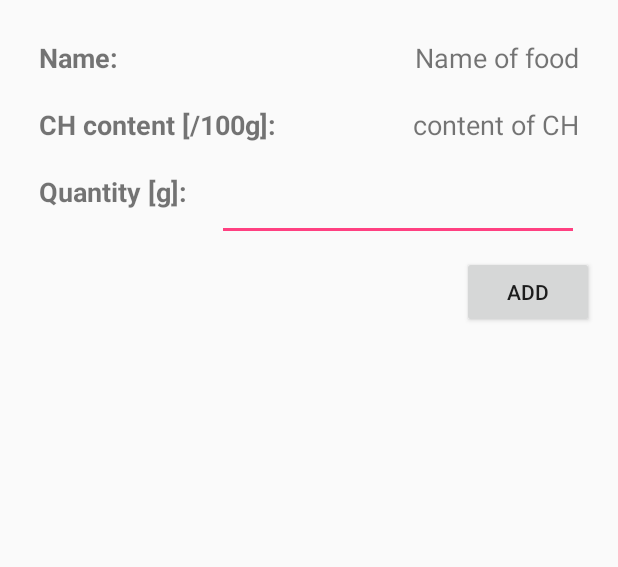
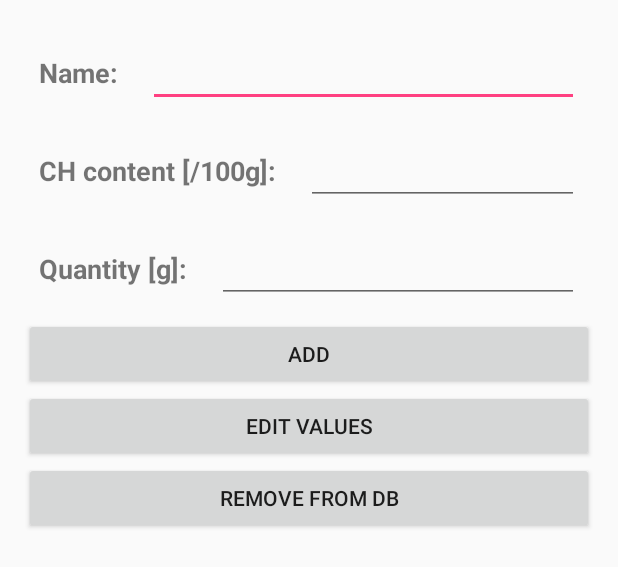
Before and after one commit to aowczarek/CHTrack, an Android app: the layout activity_details.xml on its own in the app's theme, with its tools: preview values and no code run, on a phone screen of 412 x 824 dp. Shown: the top 567 px of the screen. Run offline under Robolectric (Android 15) with nearby library versions, the phone set to English and light mode, and no system bars.

```diff
--- a/app/src/main/java/com/example/kilgore/chtrack/BarGraph.java
+++ b/app/src/main/java/com/example/kilgore/chtrack/BarGraph.java
@@ -79,7 +79,7 @@ public class BarGraph extends View {
             Float quantity = cursor.getFloat(cursor.getColumnIndex("quantity"));
             int hour = cursor.getInt(cursor.getColumnIndex("hour"));
 
-            values[hour] = quantity;
+            values[hour] += quantity;
 
             cursor.moveToNext();
         }
--- a/app/src/main/java/com/example/kilgore/chtrack/DBHandler.java
+++ b/app/src/main/java/com/example/kilgore/chtrack/DBHandler.java
@@ -83,7 +83,7 @@ public class DBHandler {
         SQLiteDatabase db = dbHelper.getReadableDatabase();
 
         Cursor cursor = db.rawQuery("SELECT strftime('%H', timestamp) as hour, quantity FROM " + TABLE_NAME_MEAL +
-                                    " WHERE timestamp > datetime('now', '-1 day')", null);
+                                    " WHERE timestamp > datetime('now', 'start of day')", null);
 
         cursor.moveToFirst();
 
--- a/app/src/main/java/com/example/kilgore/chtrack/MainActivity.java
+++ b/app/src/main/java/com/example/kilgore/chtrack/MainActivity.java
@@ -28,5 +28,7 @@ public class MainActivity extends AppCompatActivity {
                 startActivity(intent);
             }
         });
+
+
     }
 }
--- a/app/src/main/res/layout/activity_details.xml
+++ b/app/src/main/res/layout/activity_details.xml
@@ -8,80 +8,116 @@
     android:layout_margin="16dp"
     tools:context="com.example.kilgore.chtrack.DetailsActivity">
 
+    <android.support.v7.widget.LinearLayoutCompat
+        android:layout_width="match_parent"
+        android:layout_height="wrap_content"
+        android:id="@+id/name">
+
         <TextView
-        android:id="@+id/namelabel"
+            android:id="@+id/nameLabel"
             android:layout_width="wrap_content"
             android:layout_height="wrap_content"
             android:layout_margin="10dp"
-        android:layout_alignParentStart="true"
             android:textStyle="bold"
             android:textSize="18sp"
             android:text="Name:" />
 
-    <TextView
-        android:id="@+id/name"
-        android:layout_width="wrap_content"
+        <android.support.v7.widget.AppCompatEditText
+            android:id="@+id/nameValue"
+            android:layout_width="match_parent"
             android:layout_height="wrap_content"
+            android:layout_toEndOf="@id/nameLabel"
+            android:textSize="18sp"
             android:layout_margin="10dp"
-        android:layout_alignParentEnd="true"
-        android:layout_toEndOf="@id/namelabel"
-        android:text="Name of food"
-        android:textSize="18sp"
-        android:textAlignment="textEnd"
-        android:gravity="end"/>
+            android:textAlignment="textEnd"/>
+
+    </android.support.v7.widget.LinearLayoutCompat>
+
+    <android.support.v7.widget.LinearLayoutCompat
+        android:layout_width="match_parent"
+        android:layout_height="wrap_content"
+        android:id="@+id/ch"
+        android:layout_below="@id/name">
 
         <TextView
-        android:id="@+id/chlabel"
+            android:id="@+id/chLabel"
             android:layout_width="wrap_content"
             android:layout_height="wrap_content"
             android:layout_below="@+id/namelabel"
             android:layout_margin="10dp"
-        android:layout_alignParentStart="true"
             android:textStyle="bold"
             android:textSize="18sp"
             android:text="CH content [/100g]:" />
 
-    <TextView
-        android:id="@+id/ch"
-        android:layout_width="wrap_content"
+        <android.support.v7.widget.AppCompatEditText
+            android:id="@+id/chValue"
+            android:layout_width="match_parent"
             android:layout_height="wrap_content"
-        android:layout_alignParentEnd="true"
-        android:layout_toEndOf="@id/chlabel"
-        android:text="content of CH"
+            android:layout_toEndOf="@id/chLabel"
             android:textSize="18sp"
             android:layout_margin="10dp"
             android:textAlignment="textEnd"
             android:layout_below="@+id/name" />
 
+    </android.support.v7.widget.LinearLayoutCompat>
+
+    <android.support.v7.widget.LinearLayoutCompat
+        android:layout_width="match_parent"
+        android:layout_height="wrap_content"
+        android:id="@+id/quantity"
+        android:layout_below="@id/ch">
+
         <TextView
-        android:id="@+id/quantitylabel"
+            android:id="@+id/quantityLabel"
             android:layout_width="wrap_content"
             android:layout_height="wrap_content"
-        android:layout_below="@+id/chlabel"
-        android:layout_alignParentStart="true"
+            android:layout_margin="10dp"
             android:textStyle="bold"
             android:textSize="18sp"
-        android:layout_margin="10dp"
             android:text="Quantity [g]:" />
 
         <android.support.v7.widget.AppCompatEditText
-        android:id="@+id/quantity"
-        android:layout_width="wrap_content"
+            android:id="@+id/quantityValue"
+            android:layout_width="match_parent"
             android:layout_height="wrap_content"
-        android:layout_alignParentEnd="true"
-        android:layout_toEndOf="@id/quantitylabel"
+            android:layout_toEndOf="@id/quantityLabel"
+            android:textSize="18sp"
             android:layout_margin="10dp"
             android:textAlignment="textEnd"
-        android:inputType="numberDecimal"
-        android:layout_below="@+id/ch" />
+            android:inputType="numberDecimal"/>
+
+    </android.support.v7.widget.LinearLayoutCompat>
+
+    <android.support.v7.widget.LinearLayoutCompat
+        android:layout_width="match_parent"
+        android:layout_height="wrap_content"
+        android:id="@+id/buttons"
+        android:orientation="vertical"
+        android:layout_below="@id/quantity"
+        android:layout_alignParentBottom="true">
 
         <Button
             android:id="@+id/buttonAdd"
-        android:layout_width="wrap_content"
+            android:layout_width="match_parent"
             android:layout_height="wrap_content"
-        android:layout_below="@id/quantity"
-        android:layout_alignParentEnd="true"
-        android:text="Add"/>
+            android:text="Add" />
+
+        <Button
+            android:id="@+id/buttonEdit"
+            android:layout_width="match_parent"
+            android:layout_height="wrap_content"
+            android:layout_below="@id/buttonAdd"
+            android:text="Edit values"/>
+
+        <Button
+            android:id="@+id/buttonDelete"
+            android:layout_width="match_parent"
+            android:layout_height="wrap_content"
+            android:layout_below="@id/buttonEdit"
+            android:text="Remove from DB"/>
+
+    </android.support.v7.widget.LinearLayoutCompat>
+
 
 
 </RelativeLayout>
--- a/app/src/main/res/layout/activity_main.xml
+++ b/app/src/main/res/layout/activity_main.xml
@@ -22,6 +22,8 @@
         <!--android:text="Add meal"-->
         <!--android:id="@+id/button_addMeal"/>-->
 
+
+
     <Button
         android:layout_width="match_parent"
         android:layout_height="wrap_content"
```
Also changed, not shown: 1 other file. Lines whose indentation alone changed are shown as unchanged.
